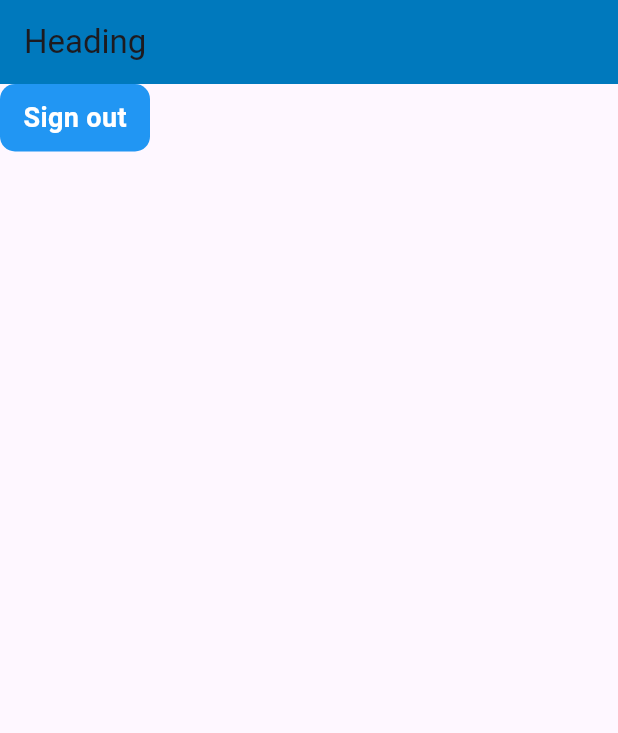
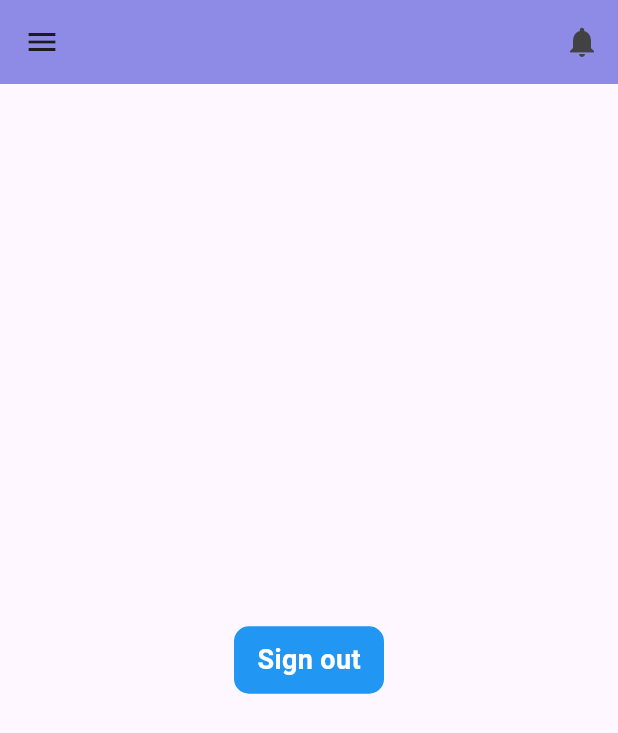
Before and after one commit to EruelUrsua/solcha2024, a Flutter app: the Home screen opened directly, on a phone screen of 412 x 824 dp. Shown: the top 733 px of the screen. Run offline on Flutter 3.47's test engine with Material 3 defaults, Android fonts, the phone set to English and light mode, and no system bars; our stand-ins replace cloud_firestore, firebase_auth, firebase_core, fluttertoast; missing offline and left inert: dart:ffi; accounts and stored records are empty.

Commit message:
added drawer and notif icon to home

```diff
--- a/lib/home.dart
+++ b/lib/home.dart
@@ -9,14 +9,26 @@ class Home extends StatelessWidget {
   @override
   Widget build(BuildContext context) {
     return Scaffold(
-      appBar: AppBar(
-        title: const Text('Heading'),
+      appBar:
+          AppBar(backgroundColor: const Color(0xFF8E8BE6), actions: <Widget>[
+        IconButton(
+          icon: const Icon(Icons.notifications),
+          color: Colors.grey.shade800,
+          onPressed: () {
+            ScaffoldMessenger.of(context).showSnackBar(
+                const SnackBar(content: Text('Should open something')));
+          },
+        ),
+      ]),
+      body: buildHomeBody(context),
+      drawer: Drawer(
+        backgroundColor: Colors.grey.shade50,
       ),
-      body: buildHomeBody(context),
     );
   }
 
   Widget buildHomeBody(BuildContext context) => Container(
+        alignment: Alignment.center,
         child: GestureDetector(
           onTap: () {
             FirebaseAuth.instance.signOut();
@@ -29,7 +41,7 @@ class Home extends StatelessWidget {
             width: 100,
             decoration: BoxDecoration(
                 color: Colors.blue, borderRadius: BorderRadius.circular(10)),
-            child: Center(
+            child: const Center(
               child: Text(
                 "Sign out",
                 style: TextStyle(
```
